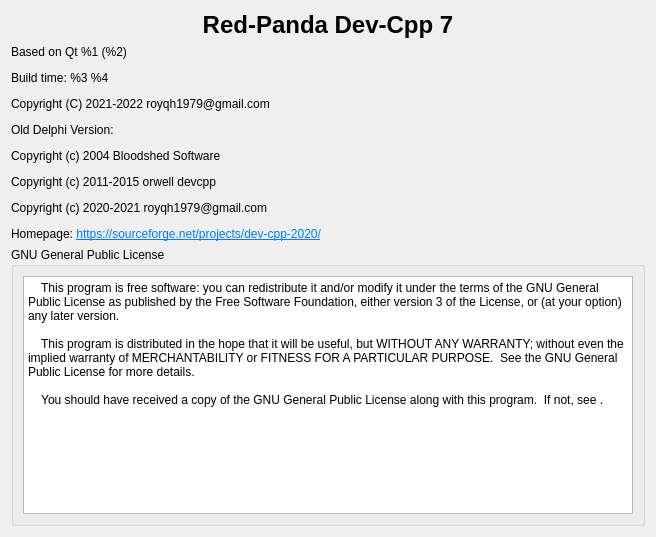
Before: the Qt Designer form RedPandaIDE/widgets/aboutdialog.ui in royqh1979/RedPanda-CPP, drawn with Qt 5.
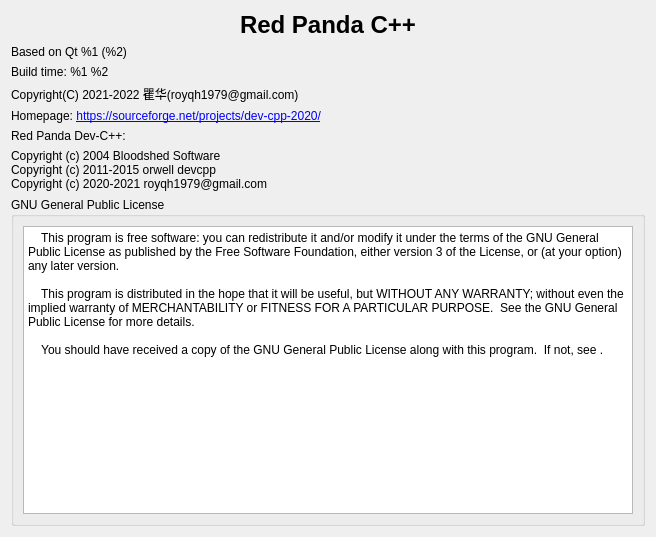
After: the same form once the commit is applied.

The edit to the form file:
```diff
--- a/RedPandaIDE/widgets/aboutdialog.ui
+++ b/RedPandaIDE/widgets/aboutdialog.ui
@@ -17,7 +17,7 @@
    <item>
     <widget class="QLabel" name="lblTitle">
      <property name="text">
-      <string>&lt;h1&gt;Red-Panda Dev-Cpp 7&lt;/h1&gt;</string>
+      <string>&lt;html&gt;&lt;head/&gt;&lt;body&gt;&lt;h1 style=&quot; margin-top:18px; margin-bottom:12px; margin-left:0px; margin-right:0px; -qt-block-indent:0; text-indent:0px;&quot;&gt;&lt;span style=&quot; font-size:xx-large; font-weight:600;&quot;&gt;Red Panda C++&lt;/span&gt;&lt;/h1&gt;&lt;/body&gt;&lt;/html&gt;</string>
      </property>
      <property name="alignment">
       <set>Qt::AlignCenter</set>
@@ -25,29 +25,82 @@
     </widget>
    </item>
    <item>
-    <widget class="QLabel" name="lblContent">
-     <property name="sizePolicy">
-      <sizepolicy hsizetype="Preferred" vsizetype="Preferred">
-       <horstretch>0</horstretch>
-       <verstretch>0</verstretch>
-      </sizepolicy>
+    <widget class="QLabel" name="lblQt">
+     <property name="font">
+      <font>
+       <weight>50</weight>
+       <bold>false</bold>
+      </font>
      </property>
      <property name="text">
-      <string>&lt;!DOCTYPE HTML PUBLIC &quot;-//W3C//DTD HTML 4.0//EN&quot; &quot;http://www.w3.org/TR/REC-html40/strict.dtd&quot;&gt;
-&lt;html&gt;&lt;head&gt;&lt;meta name=&quot;qrichtext&quot; content=&quot;1&quot; /&gt;&lt;meta charset=&quot;utf-8&quot; /&gt;&lt;style type=&quot;text/css&quot;&gt;
-p, li { white-space: pre-wrap; }
-&lt;/style&gt;&lt;/head&gt;&lt;body style=&quot; font-family:'Microsoft YaHei UI'; font-size:9pt; font-weight:400; font-style:normal;&quot;&gt;
-&lt;p style=&quot; margin-top:12px; margin-bottom:12px; margin-left:0px; margin-right:0px; -qt-block-indent:0; text-indent:0px;&quot;&gt;Based on Qt %1 (%2)&lt;/p&gt;
-&lt;p style=&quot; margin-top:12px; margin-bottom:12px; margin-left:0px; margin-right:0px; -qt-block-indent:0; text-indent:0px;&quot;&gt;Build time: %3 %4&lt;/p&gt;
-&lt;p style=&quot; margin-top:12px; margin-bottom:12px; margin-left:0px; margin-right:0px; -qt-block-indent:0; text-indent:0px;&quot;&gt;Copyright (C) 2021-2022 royqh1979@gmail.com&lt;/p&gt;
-&lt;p style=&quot; margin-top:12px; margin-bottom:12px; margin-left:0px; margin-right:0px; -qt-block-indent:0; text-indent:0px;&quot;&gt;Old Delphi Version:&lt;/p&gt;
-&lt;p style=&quot; margin-top:12px; margin-bottom:12px; margin-left:0px; margin-right:0px; -qt-block-indent:0; text-indent:0px;&quot;&gt;Copyright (c) 2004 Bloodshed Software&lt;/p&gt;
-&lt;p style=&quot; margin-top:0px; margin-bottom:0px; margin-left:0px; margin-right:0px; -qt-block-indent:0; text-indent:0px;&quot;&gt;Copyright (c) 2011-2015 orwell devcpp &lt;/p&gt;
-&lt;p style=&quot; margin-top:12px; margin-bottom:12px; margin-left:0px; margin-right:0px; -qt-block-indent:0; text-indent:0px;&quot;&gt;Copyright (c) 2020-2021 royqh1979@gmail.com&lt;/p&gt;
-&lt;p style=&quot; margin-top:12px; margin-bottom:12px; margin-left:0px; margin-right:0px; -qt-block-indent:0; text-indent:0px;&quot;&gt;Homepage: &lt;a href=&quot;https://sourceforge.net/projects/dev-cpp-2020/&quot;&gt;&lt;span style=&quot; text-decoration: underline; color:#007af4;&quot;&gt;https://sourceforge.net/projects/dev-cpp-2020/&lt;/span&gt;&lt;/a&gt;&lt;/p&gt;&lt;/body&gt;&lt;/html&gt;</string>
+      <string>Based on Qt %1 (%2)</string>
      </property>
-     <property name="openExternalLinks">
-      <bool>true</bool>
+    </widget>
+   </item>
+   <item>
+    <widget class="QLabel" name="lblCompileTime">
+     <property name="font">
+      <font>
+       <weight>50</weight>
+       <bold>false</bold>
+      </font>
+     </property>
+     <property name="text">
+      <string>Build time: %1 %2</string>
+     </property>
+    </widget>
+   </item>
+   <item>
+    <widget class="QLabel" name="label">
+     <property name="font">
+      <font>
+       <weight>50</weight>
+       <bold>false</bold>
+      </font>
+     </property>
+     <property name="text">
+      <string>Copyright(C) 2021-2022 瞿华(royqh1979@gmail.com)</string>
+     </property>
+    </widget>
+   </item>
+   <item>
+    <widget class="QLabel" name="label_2">
+     <property name="font">
+      <font>
+       <weight>50</weight>
+       <bold>false</bold>
+      </font>
+     </property>
+     <property name="text">
+      <string>&lt;html&gt;&lt;head/&gt;&lt;body&gt;&lt;p&gt;Homepage: &lt;a href=&quot;Homepage: https://sourceforge.net/projects/dev-cpp-2020/&quot;&gt;&lt;span style=&quot; text-decoration: underline; color:#0000ff;&quot;&gt;https://sourceforge.net/projects/dev-cpp-2020/&lt;/span&gt;&lt;/a&gt;&lt;/p&gt;&lt;/body&gt;&lt;/html&gt;</string>
+     </property>
+    </widget>
+   </item>
+   <item>
+    <widget class="QLabel" name="label_3">
+     <property name="font">
+      <font>
+       <weight>50</weight>
+       <bold>false</bold>
+      </font>
+     </property>
+     <property name="text">
+      <string>Red Panda Dev-C++:</string>
+     </property>
+    </widget>
+   </item>
+   <item>
+    <widget class="QLabel" name="label_4">
+     <property name="font">
+      <font>
+       <weight>50</weight>
+       <bold>false</bold>
+      </font>
+     </property>
+     <property name="text">
+      <string>Copyright (c) 2004 Bloodshed Software
+Copyright (c) 2011-2015 orwell devcpp
+Copyright (c) 2020-2021 royqh1979@gmail.com</string>
      </property>
     </widget>
    </item>
```
